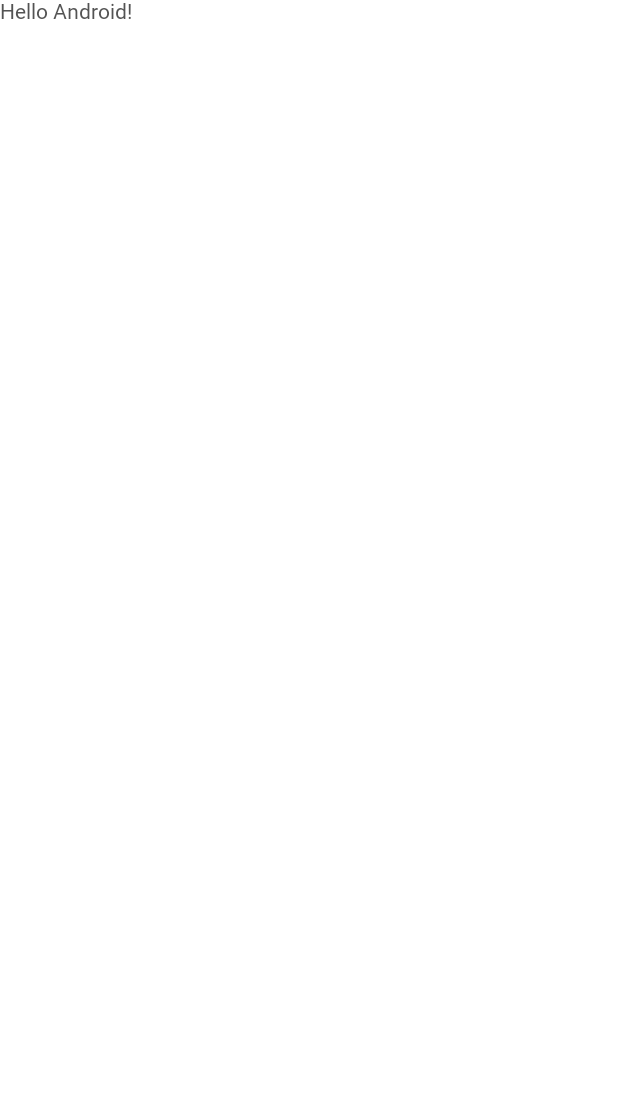
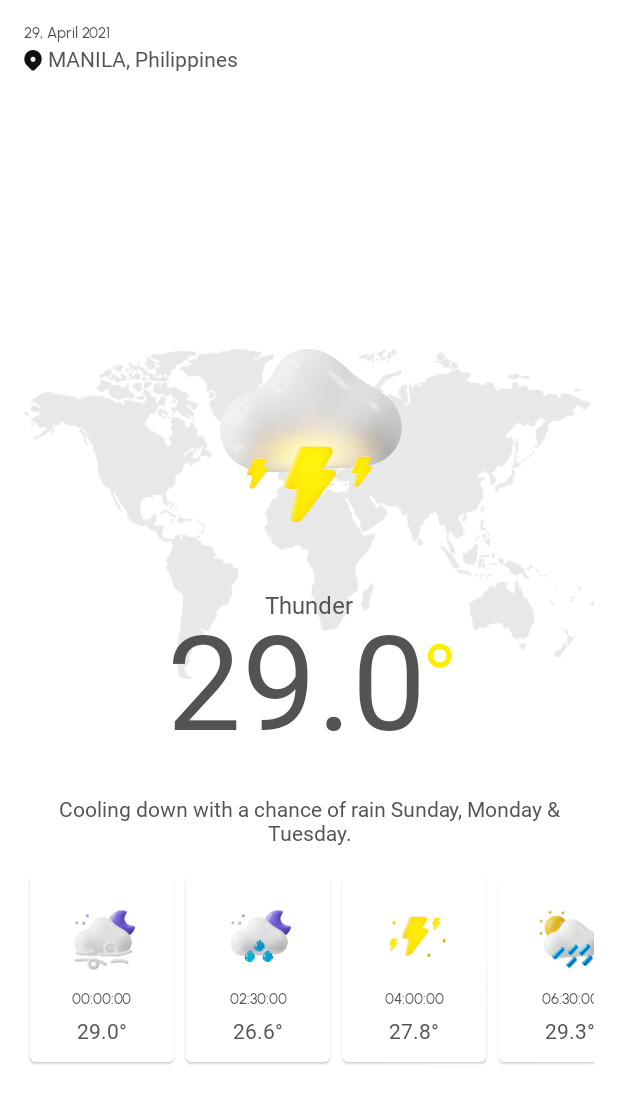
Before and after one commit to AndroBuddy/Weather, an Android app built with Jetpack Compose: the screen it shows after launch (MainActivity), on a phone screen of 412 x 824 dp. Before the commit the part shown is almost empty. Shown: the top 1103 px of the screen. Run offline under Robolectric (Android 15) with nearby library versions, the phone set to English and light mode, and no system bars; Roboto replaces fonts that are not available here.

Commit message:
Minor ui fixups

```diff
--- a/app/src/main/java/com/orca/weather/MainActivity.kt
+++ b/app/src/main/java/com/orca/weather/MainActivity.kt
@@ -8,6 +8,7 @@
 import androidx.compose.material.Text
 import androidx.compose.runtime.Composable
 import androidx.compose.ui.tooling.preview.Preview
+import com.orca.weather.ui.screens.WeatherScreen
 import com.orca.weather.ui.theme.WeatherTheme
 
 class MainActivity : ComponentActivity() {
@@ -15,24 +16,13 @@
         super.onCreate(savedInstanceState)
         setContent {
             WeatherTheme {
-                // A surface container using the 'background' color from the theme
-                Surface(color = MaterialTheme.colors.background) {
-                    Greeting("Android")
-                }
+                WeatherApp()
             }
         }
     }
 }
 
 @Composable
-fun Greeting(name: String) {
-    Text(text = "Hello $name!")
+fun WeatherApp() {
+    WeatherScreen()
 }
-
-@Preview(showBackground = true)
-@Composable
-fun DefaultPreview() {
-    WeatherTheme {
-        Greeting("Android")
-    }
-}
--- /dev/null
+++ b/app/src/main/java/com/orca/weather/Weather.kt
@@ -0,0 +1,25 @@
+package com.orca.weather
+
+data class Weather(
+    val date: String = "29, April 2021",
+    val description: String = "Cooling down with a chance of rain Sunday, Monday & Tuesday.",
+    val condition: String = "Thunder",
+    val location: String = "MANILA, Philippines",
+    val update: List<WeatherUpdate> = weatherList
+) {
+    data class WeatherUpdate(
+        val time: String,
+        val temp: String,
+        val icon: String
+    )
+}
+
+
+val weatherList = arrayListOf(
+    Weather.WeatherUpdate("00:00:00", "29.0", "wind"),
+    Weather.WeatherUpdate("02:30:00", "26.6", "rain"),
+    Weather.WeatherUpdate("04:00:00", "27.8", "thunder"),
+    Weather.WeatherUpdate("06:30:00", "29.3", "angledRain"),
+    Weather.WeatherUpdate("08:00:00", "25.5", "wind"),
+    Weather.WeatherUpdate("10:30:00", "26.8", "angledRain"),
+)
--- /dev/null
+++ b/app/src/main/java/com/orca/weather/ui/components/ReusableComponents.kt
@@ -0,0 +1,19 @@
+package com.orca.weather.ui.components
+
+import androidx.compose.foundation.Image
+import androidx.compose.runtime.Composable
+import androidx.compose.ui.Modifier
+import androidx.compose.ui.graphics.painter.Painter
+import androidx.compose.ui.layout.ContentScale
+import androidx.compose.ui.res.painterResource
+
+@Composable
+fun ReusableImage(image: Int, contentScale: ContentScale, contentDesc: String, modifier: Modifier) {
+    val paintImage: Painter = painterResource(id = image)
+    Image(
+        painter = paintImage,
+        contentDescription = contentDesc,
+        contentScale = contentScale,
+        modifier = modifier
+    )
+}
--- /dev/null
+++ b/app/src/main/java/com/orca/weather/ui/screens/WeatherScreen.kt
@@ -0,0 +1,180 @@
+package com.orca.weather.ui.screens
+
+import androidx.compose.foundation.layout.*
+import androidx.compose.foundation.lazy.LazyRow
+import androidx.compose.foundation.lazy.items
+import androidx.compose.material.Card
+import androidx.compose.material.MaterialTheme
+import androidx.compose.material.Surface
+import androidx.compose.material.Text
+import androidx.compose.runtime.Composable
+import androidx.compose.ui.Alignment
+import androidx.compose.ui.Modifier
+import androidx.compose.ui.layout.ContentScale
+import androidx.compose.ui.text.style.TextAlign
+import androidx.compose.ui.unit.dp
+import com.orca.weather.R
+import com.orca.weather.Weather
+import com.orca.weather.ui.components.ReusableImage
+
+@Composable
+fun WeatherScreen() {
+    Surface(modifier = Modifier.fillMaxSize()) {
+        WeatherMain()
+    }
+}
+
+@Composable
+fun WeatherMain() {
+    val isLightTheme = MaterialTheme.colors.isLight
+    Column(
+        modifier = Modifier
+            .fillMaxSize()
+            .padding(16.dp)
+    ) {
+        // Top
+        Text(
+            text = Weather().date,
+            style = MaterialTheme.typography.caption,
+        )
+        Spacer(modifier = Modifier.size(4.dp))
+        Row(modifier = Modifier.wrapContentSize(), verticalAlignment = Alignment.CenterVertically) {
+            ReusableImage(
+                image = if (isLightTheme) {
+                    R.drawable.ic_location_light
+                } else {
+                    R.drawable.ic_location_dark
+                },
+                contentScale = ContentScale.Fit,
+                contentDesc = "Location Icon",
+                modifier = Modifier
+                    .size(16.dp)
+                    .padding(end = 4.dp)
+            )
+            Text(
+                text = Weather().location,
+                style = MaterialTheme.typography.body2,
+            )
+        }
+
+        // Middle
+        Column(modifier = Modifier.fillMaxSize(), verticalArrangement = Arrangement.Center) {
+            Box(
+                modifier = Modifier
+                    .wrapContentHeight()
+                    .fillMaxWidth()
+            ) {
+                Column(
+                    modifier = Modifier
+                        .fillMaxWidth()
+                        .matchParentSize(),
+                    horizontalAlignment = Alignment.CenterHorizontally,
+                    verticalArrangement = Arrangement.Center
+                ) {
+                    ReusableImage(
+                        image =
+                        if (isLightTheme) {
+                            R.drawable.ic_world_map_light
+                        } else {
+                            R.drawable.ic_world_map_dark
+                        },
+                        contentScale = ContentScale.Fit,
+                        contentDesc = "Background",
+                        modifier = Modifier.offset(y = (-20).dp)
+                    )
+                }
+                Column(
+                    modifier = Modifier
+                        .fillMaxWidth()
+                        .wrapContentHeight(),
+                    horizontalAlignment = Alignment.CenterHorizontally
+                ) {
+                    ReusableImage(
+                        image = R.drawable.ic_cloud_zappy,
+                        contentScale = ContentScale.Fit,
+                        contentDesc = "Weather img",
+                        modifier = Modifier
+                            .size(250.dp)
+                            .padding(top = 40.dp, bottom = 20.dp)
+                    )
+                    Text(text = Weather().condition, style = MaterialTheme.typography.subtitle1)
+                    Spacer(modifier = Modifier.size(16.dp))
+                    Row(modifier = Modifier.wrapContentSize()) {
+                        Text(
+                            text = Weather().update.first().temp,
+                            style = MaterialTheme.typography.h1,
+                            modifier = Modifier.offset(y = (-24).dp)
+                        )
+                        ReusableImage(
+                            image = R.drawable.ic_degree,
+                            contentScale = ContentScale.Fit,
+                            contentDesc = "Degree Icon",
+                            modifier = Modifier
+                        )
+                    }
+                    Text(
+                        text = Weather().description,
+                        style = MaterialTheme.typography.body1,
+                        textAlign = TextAlign.Center
+                    )
+                    Spacer(modifier = Modifier.size(16.dp))
+                }
+            }
+
+            // Bottom cards
+            DailyWeatherList()
+        }
+    }
+}
+
+@Composable
+fun DailyWeatherList() {
+    LazyRow(
+        content = {
+            items(Weather().update) { weather ->
+                DailyWeatherItem(weather)
+            }
+        }
+    )
+}
+
+@Composable
+fun DailyWeatherItem(weatherUpdate: Weather.WeatherUpdate) {
+    Card(
+        modifier = Modifier
+            .wrapContentSize()
+            .padding(4.dp),
+        elevation = 1.dp,
+        shape = MaterialTheme.shapes.small
+    ) {
+        Column(
+            horizontalAlignment = Alignment.CenterHorizontally,
+            modifier = Modifier.padding(top = 8.dp, bottom = 8.dp, start = 16.dp, end = 16.dp)
+        ) {
+            ReusableImage(
+                image = when (weatherUpdate.icon) {
+                    "wind" -> R.drawable.ic_moon_cloud_fast_wind
+                    "rain" -> R.drawable.ic_moon_cloud_mid_rain
+                    "angledRain" -> R.drawable.ic_sun_cloud_angled_rain
+                    "thunder" -> R.drawable.ic_zaps
+                    else -> R.drawable.ic_moon_cloud_fast_wind
+                },
+                contentScale = ContentScale.Fit,
+                contentDesc = "Weather Icon",
+                modifier = Modifier
+                    .size(64.dp)
+                    .padding(bottom = 4.dp)
+            )
+            Text(
+                text = weatherUpdate.time,
+                style = MaterialTheme.typography.caption,
+                modifier = Modifier.padding(4.dp)
+            )
+            Text(
+                text = "${weatherUpdate.temp}°",
+                style = MaterialTheme.typography.body2,
+                modifier = Modifier.padding(4.dp)
+            )
+        }
+    }
+}
```
